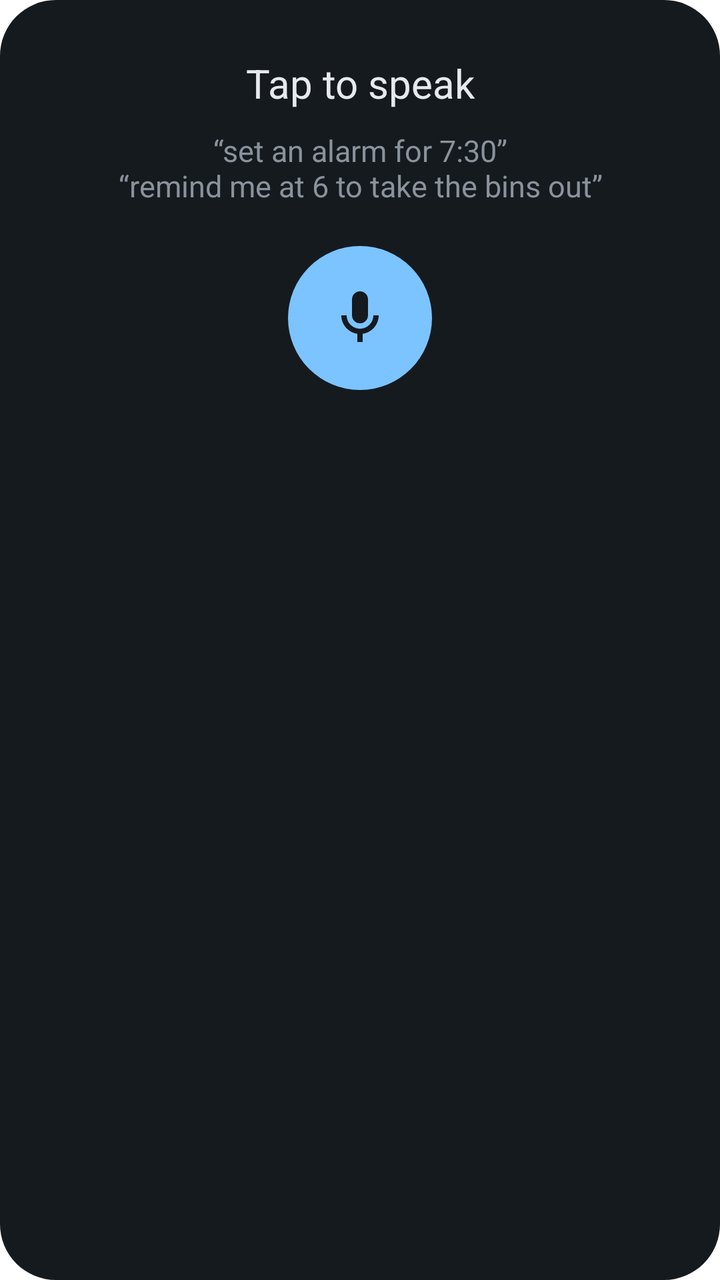
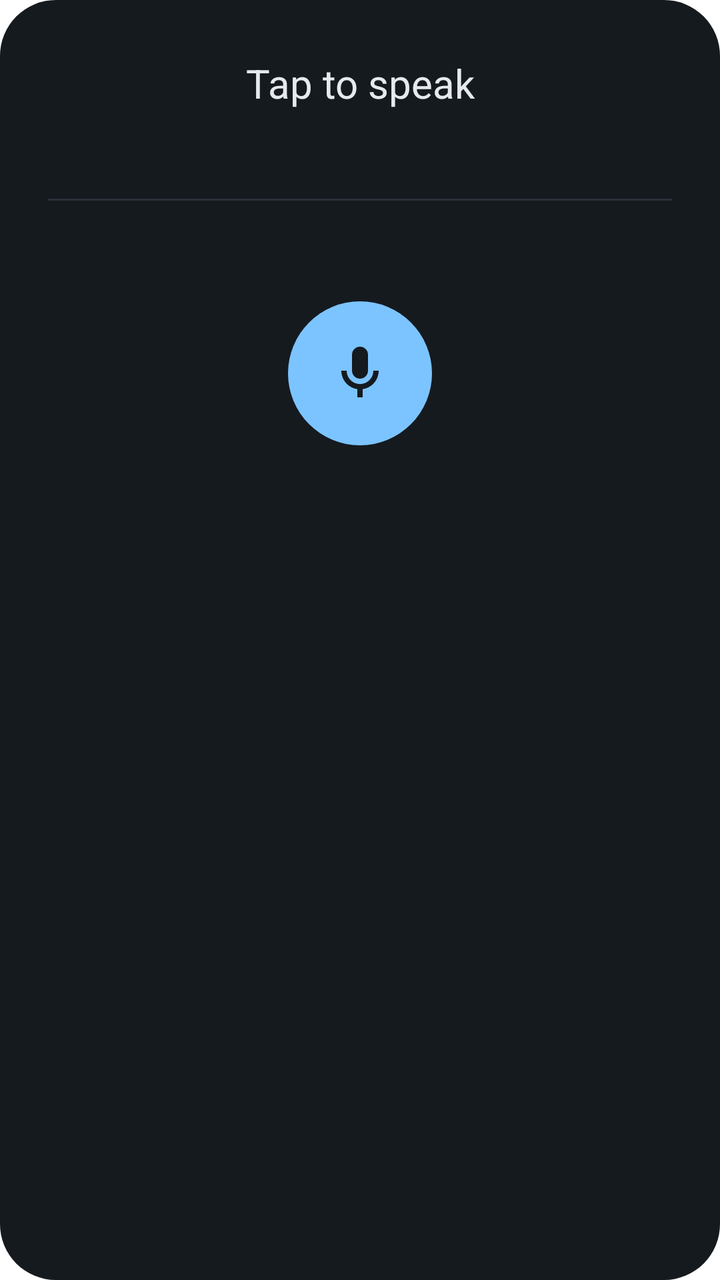

Two renders of the same Android screen: before a commit and after it. Below are the layout's source before the change and the commit's diff.
<!-- AndroidManifest.xml: activity theme Theme.Doobs.Assist -->
<!-- res/layout/activity_assist.xml -->
<?xml version="1.0" encoding="utf-8"?>
<LinearLayout xmlns:android="http://schemas.android.com/apk/res/android"
    android:layout_width="match_parent"
    android:layout_height="wrap_content"
    android:background="@drawable/bg_sheet"
    android:gravity="center_horizontal"
    android:orientation="vertical"
    android:paddingStart="24dp"
    android:paddingTop="28dp"
    android:paddingEnd="24dp"
    android:paddingBottom="24dp">

    <TextView
        android:id="@+id/status"
        android:layout_width="match_parent"
        android:layout_height="wrap_content"
        android:gravity="center"
        android:text="@string/prompt_tap_to_speak"
        android:textColor="@color/on_sheet"
        android:textSize="20sp" />

    <TextView
        android:id="@+id/transcript"
        android:layout_width="match_parent"
        android:layout_height="wrap_content"
        android:layout_marginTop="10dp"
        android:gravity="center"
        android:minLines="2"
        android:text="@string/hint_examples"
        android:textColor="@color/on_sheet_dim"
        android:textSize="15sp" />

    <ImageButton
        android:id="@+id/mic"
        android:layout_width="72dp"
        android:layout_height="72dp"
        android:layout_marginTop="20dp"
        android:background="@drawable/bg_mic"
        android:contentDescription="@string/mic_content_description"
        android:scaleType="center"
        android:src="@drawable/ic_mic"
        android:tint="@color/sheet" />
</LinearLayout>
<!-- resources referenced by this layout -->
<resources>
  <color name="on_sheet">#E6EAEF</color>
  <color name="on_sheet_dim">#8A929B</color>
  <color name="sheet">#151A1F</color>
  <!-- drawable bg_mic (drawable) -->
  <?xml version="1.0" encoding="utf-8"?>
  <ripple xmlns:android="http://schemas.android.com/apk/res/android"
      android:color="#33FFFFFF">
      <item>
          <shape android:shape="oval">
              <solid android:color="@color/accent" />
          </shape>
      </item>
  </ripple>
  <!-- drawable bg_sheet (drawable) -->
  <?xml version="1.0" encoding="utf-8"?>
  <shape xmlns:android="http://schemas.android.com/apk/res/android"
      android:shape="rectangle">
      <solid android:color="@color/sheet" />
      <corners android:radius="28dp" />
  </shape>
  <!-- drawable ic_mic (drawable) -->
  <?xml version="1.0" encoding="utf-8"?>
  <vector xmlns:android="http://schemas.android.com/apk/res/android"
      android:width="32dp"
      android:height="32dp"
      android:viewportWidth="24"
      android:viewportHeight="24"
      android:tint="#FFFFFF">
      <path
          android:fillColor="@android:color/white"
          android:pathData="M12,14c1.66,0 3,-1.34 3,-3V5c0,-1.66 -1.34,-3 -3,-3S9,3.34 9,5v6C9,12.66 10.34,14 12,14zM17,11c0,2.76 -2.24,5 -5,5s-5,-2.24 -5,-5H5c0,3.53 2.61,6.43 6,6.92V21h2v-3.08c3.39,-0.49 6,-3.39 6,-6.92H17z" />
  </vector>
  <string name="hint_examples">“set an alarm for 7:30”\n“remind me at 6 to take the bins out”</string>
  <string name="mic_content_description">Speak</string>
  <string name="prompt_tap_to_speak">Tap to speak</string>
  <style name="Theme.Doobs.Assist" parent="@android:style/Theme.DeviceDefault.Dialog.NoActionBar">
          <item name="android:windowIsTranslucent">true</item>
          <item name="android:windowBackground">@android:color/transparent</item>
          <item name="android:windowContentOverlay">@null</item>
          <item name="android:backgroundDimEnabled">true</item>
          <item name="android:windowCloseOnTouchOutside">true</item>
          <item name="android:windowAnimationStyle">@android:style/Animation.Dialog</item>
      </style>
  <color name="accent">#7CC4FF</color>
</resources>

<!-- the commit's change to res/layout/activity_assist.xml (unified diff, before → after) -->
@@ -19,16 +19,33 @@
         android:textColor="@color/on_sheet"
         android:textSize="20sp" />
 
+    
     <TextView
         android:id="@+id/transcript"
         android:layout_width="match_parent"
         android:layout_height="wrap_content"
-        android:layout_marginTop="10dp"
+        android:layout_marginTop="8dp"
         android:gravity="center"
-        android:minLines="2"
-        android:text="@string/hint_examples"
+        android:minLines="1"
         android:textColor="@color/on_sheet_dim"
         android:textSize="15sp" />
+
+    <View
+        android:layout_width="match_parent"
+        android:layout_height="1dp"
+        android:layout_marginTop="16dp"
+        android:background="@color/divider" />
+
+    <TextView
+        android:id="@+id/grammar"
+        android:layout_width="match_parent"
+        android:layout_height="wrap_content"
+        android:layout_marginTop="14dp"
+        android:fontFamily="monospace"
+        android:gravity="start"
+        android:lineSpacingExtra="3dp"
+        android:textColor="@color/on_sheet_dim"
+        android:textSize="12sp" />
 
     <ImageButton
         android:id="@+id/mic"
<!-- resource entries referenced after the edit -->
@@ -1,5 +1,6 @@
 <!-- resources referenced by this layout -->
 <resources>
+  <color name="divider">#2A313A</color>
   <color name="on_sheet">#E6EAEF</color>
   <color name="on_sheet_dim">#8A929B</color>
   <color name="sheet">#151A1F</color>
@@ -32,7 +33,6 @@
           android:fillColor="@android:color/white"
           android:pathData="M12,14c1.66,0 3,-1.34 3,-3V5c0,-1.66 -1.34,-3 -3,-3S9,3.34 9,5v6C9,12.66 10.34,14 12,14zM17,11c0,2.76 -2.24,5 -5,5s-5,-2.24 -5,-5H5c0,3.53 2.61,6.43 6,6.92V21h2v-3.08c3.39,-0.49 6,-3.39 6,-6.92H17z" />
   </vector>
-  <string name="hint_examples">“set an alarm for 7:30”\n“remind me at 6 to take the bins out”</string>
   <string name="mic_content_description">Speak</string>
   <string name="prompt_tap_to_speak">Tap to speak</string>
   <style name="Theme.Doobs.Assist" parent="@android:style/Theme.DeviceDefault.Dialog.NoActionBar">
